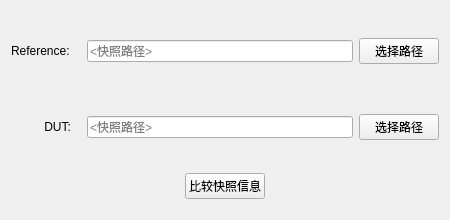
The window that ui/compare.ui (zfcfuture/CADS) describes before a commit, drawn with Qt 5.
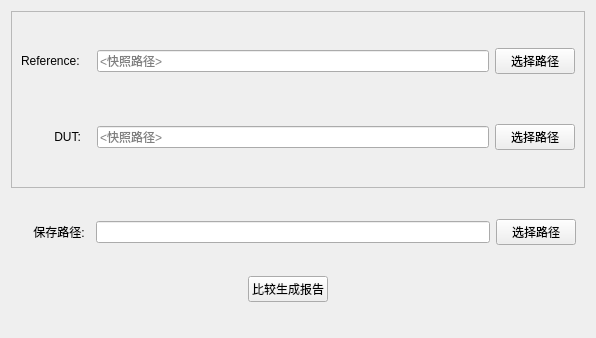
The same window after the commit.

```diff
--- a/ui/compare.ui
+++ b/ui/compare.ui
@@ -6,16 +6,37 @@
    <rect>
     <x>0</x>
     <y>0</y>
-    <width>450</width>
-    <height>220</height>
+    <width>596</width>
+    <height>338</height>
    </rect>
   </property>
   <property name="windowTitle">
    <string>Form</string>
   </property>
-  <layout class="QVBoxLayout" name="verticalLayout" stretch="0,0,0">
+  <layout class="QVBoxLayout" name="verticalLayout_2" stretch="7,1,3,3">
    <item>
-    <layout class="QHBoxLayout" name="horizontalLayout">
+    <widget class="QScrollArea" name="scrollArea">
+     <property name="widgetResizable">
+      <bool>true</bool>
+     </property>
+     <widget class="QWidget" name="scrollAreaWidgetContents">
+      <property name="geometry">
+       <rect>
+        <x>0</x>
+        <y>0</y>
+        <width>576</width>
+        <height>149</height>
+       </rect>
+      </property>
+      <layout class="QVBoxLayout" name="verticalLayout">
+       <property name="leftMargin">
+        <number>9</number>
+       </property>
+       <property name="rightMargin">
+        <number>9</number>
+       </property>
+       <item>
+        <layout class="QHBoxLayout" name="horizontalLayout_5">
      <item>
       <widget class="QLabel" name="label">
        <property name="minimumSize">
@@ -47,6 +68,12 @@
    </item>
    <item>
     <layout class="QHBoxLayout" name="horizontalLayout_2">
+         <property name="leftMargin">
+          <number>0</number>
+         </property>
+         <property name="rightMargin">
+          <number>0</number>
+         </property>
      <item>
       <widget class="QLabel" name="label_2">
        <property name="minimumSize">
@@ -76,6 +103,56 @@
      </item>
     </layout>
    </item>
+      </layout>
+     </widget>
+    </widget>
+   </item>
+   <item>
+    <spacer name="verticalSpacer">
+     <property name="orientation">
+      <enum>Qt::Vertical</enum>
+     </property>
+     <property name="sizeHint" stdset="0">
+      <size>
+       <width>20</width>
+       <height>40</height>
+      </size>
+     </property>
+    </spacer>
+   </item>
+   <item>
+    <layout class="QHBoxLayout" name="horizontalLayout">
+     <property name="leftMargin">
+      <number>9</number>
+     </property>
+     <property name="rightMargin">
+      <number>9</number>
+     </property>
+     <item>
+      <widget class="QLabel" name="label_5">
+       <property name="minimumSize">
+        <size>
+         <width>70</width>
+         <height>0</height>
+        </size>
+       </property>
+       <property name="text">
+        <string>    保存路径:</string>
+       </property>
+      </widget>
+     </item>
+     <item>
+      <widget class="QLineEdit" name="lineEdit_5"/>
+     </item>
+     <item>
+      <widget class="QPushButton" name="pushButton_5">
+       <property name="text">
+        <string>选择路径</string>
+       </property>
+      </widget>
+     </item>
+    </layout>
+   </item>
    <item>
     <layout class="QHBoxLayout" name="horizontalLayout_3">
      <item>
@@ -94,10 +171,23 @@
      <item>
       <widget class="QPushButton" name="pushButton_3">
        <property name="text">
-        <string>比较快照信息</string>
+        <string>比较生成报告</string>
        </property>
       </widget>
      </item>
+     <item>
+      <spacer name="verticalSpacer_2">
+       <property name="orientation">
+        <enum>Qt::Vertical</enum>
+       </property>
+       <property name="sizeHint" stdset="0">
+        <size>
+         <width>20</width>
+         <height>40</height>
+        </size>
+       </property>
+      </spacer>
+     </item>
      <item>
       <spacer name="horizontalSpacer_2">
        <property name="orientation">
```
Lines whose indentation alone changed are shown as unchanged.
